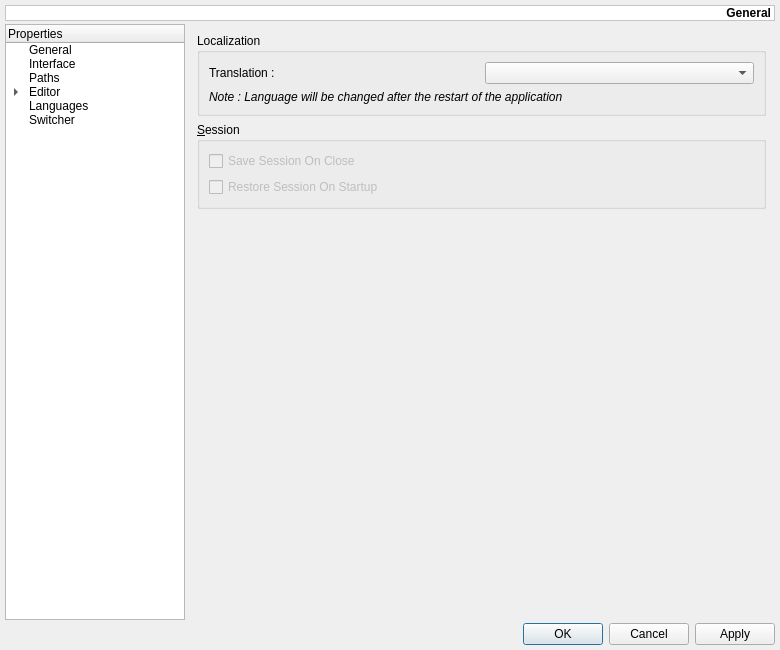
Before: the Qt Designer form src/ui/settings.ui in yag00/raptor, drawn with Qt 5.
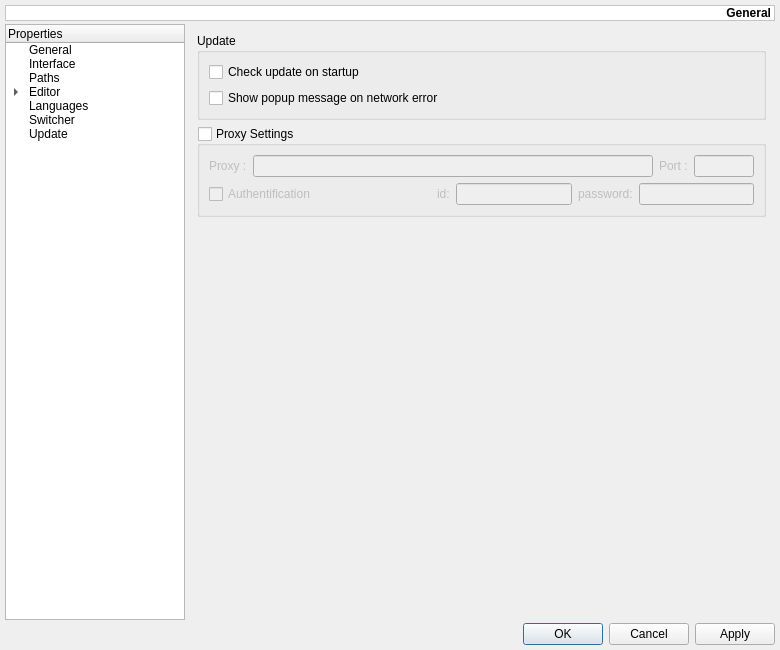
After: the same form once the commit is applied. The open tabs and pages were chosen to show the change. Icons and pictures are not drawn. Custom widgets are drawn as their Qt base class.

```diff
--- a/src/ui/settings.ui
+++ b/src/ui/settings.ui
@@ -238,6 +238,11 @@
        <string>Switcher</string>
       </property>
      </item>
+     <item>
+      <property name="text">
+       <string>Update</string>
+      </property>
+     </item>
     </widget>
    </item>
    <item row="2" column="0" colspan="2">
@@ -3903,6 +3908,168 @@
        </item>
       </layout>
      </widget>
+     <widget class="QWidget" name="pUpdate">
+      <layout class="QVBoxLayout" name="verticalLayout_25">
+       <item>
+        <widget class="QGroupBox" name="gbUpdate">
+         <property name="title">
+          <string>Update</string>
+         </property>
+         <layout class="QVBoxLayout" name="verticalLayout_24">
+          <item>
+           <widget class="QCheckBox" name="cbCheckUpdate">
+            <property name="text">
+             <string>Check update on startup</string>
+            </property>
+           </widget>
+          </item>
+          <item>
+           <widget class="QCheckBox" name="cbShowPopUpOnError">
+            <property name="text">
+             <string>Show popup message on network error</string>
+            </property>
+           </widget>
+          </item>
+         </layout>
+        </widget>
+       </item>
+       <item>
+        <widget class="QGroupBox" name="gbProxySettings">
+         <property name="enabled">
+          <bool>true</bool>
+         </property>
+         <property name="title">
+          <string>Proxy Settings</string>
+         </property>
+         <property name="checkable">
+          <bool>true</bool>
+         </property>
+         <property name="checked">
+          <bool>false</bool>
+         </property>
+         <layout class="QVBoxLayout" name="verticalLayout_23">
+          <item>
+           <layout class="QHBoxLayout" name="horizontalLayout_13">
+            <item>
+             <widget class="QLabel" name="lProxy">
+              <property name="text">
+               <string>Proxy :</string>
+              </property>
+             </widget>
+            </item>
+            <item>
+             <widget class="QLineEdit" name="leProxy"/>
+            </item>
+            <item>
+             <widget class="QLabel" name="lPort">
+              <property name="text">
+               <string>Port :</string>
+              </property>
+             </widget>
+            </item>
+            <item>
+             <widget class="QLineEdit" name="lePort">
+              <property name="sizePolicy">
+               <sizepolicy hsizetype="Fixed" vsizetype="Fixed">
+                <horstretch>0</horstretch>
+                <verstretch>0</verstretch>
+               </sizepolicy>
+              </property>
+              <property name="maximumSize">
+               <size>
+                <width>60</width>
+                <height>16777215</height>
+               </size>
+              </property>
+              <property name="inputMask">
+               <string/>
+              </property>
+              <property name="text">
+               <string/>
+              </property>
+             </widget>
+            </item>
+           </layout>
+          </item>
+          <item>
+           <layout class="QHBoxLayout" name="horizontalLayout_14">
+            <item>
+             <widget class="QCheckBox" name="cbAuthentification">
+              <property name="text">
+               <string>Authentification</string>
+              </property>
+             </widget>
+            </item>
+            <item>
+             <spacer name="horizontalSpacer_6">
+              <property name="orientation">
+               <enum>Qt::Horizontal</enum>
+              </property>
+              <property name="sizeHint" stdset="0">
+               <size>
+                <width>20</width>
+                <height>20</height>
+               </size>
+              </property>
+             </spacer>
+            </item>
+            <item>
+             <widget class="QLabel" name="lUserId">
+              <property name="enabled">
+               <bool>false</bool>
+              </property>
+              <property name="text">
+               <string>id:</string>
+              </property>
+             </widget>
+            </item>
+            <item>
+             <widget class="QLineEdit" name="leUserId">
+              <property name="enabled">
+               <bool>false</bool>
+              </property>
+             </widget>
+            </item>
+            <item>
+             <widget class="QLabel" name="lPassword">
+              <property name="enabled">
+               <bool>false</bool>
+              </property>
+              <property name="text">
+               <string>password:</string>
+              </property>
+             </widget>
+            </item>
+            <item>
+             <widget class="QLineEdit" name="lePassword">
+              <property name="enabled">
+               <bool>false</bool>
+              </property>
+              <property name="echoMode">
+               <enum>QLineEdit::Password</enum>
+              </property>
+             </widget>
+            </item>
+           </layout>
+          </item>
+         </layout>
+        </widget>
+       </item>
+       <item>
+        <spacer name="verticalSpacer_9">
+         <property name="orientation">
+          <enum>Qt::Vertical</enum>
+         </property>
+         <property name="sizeHint" stdset="0">
+          <size>
+           <width>20</width>
+           <height>40</height>
+          </size>
+         </property>
+        </spacer>
+       </item>
+      </layout>
+     </widget>
     </widget>
    </item>
   </layout>
```
Left out of the diff: 64 changed lines with no effect on the pictures.
